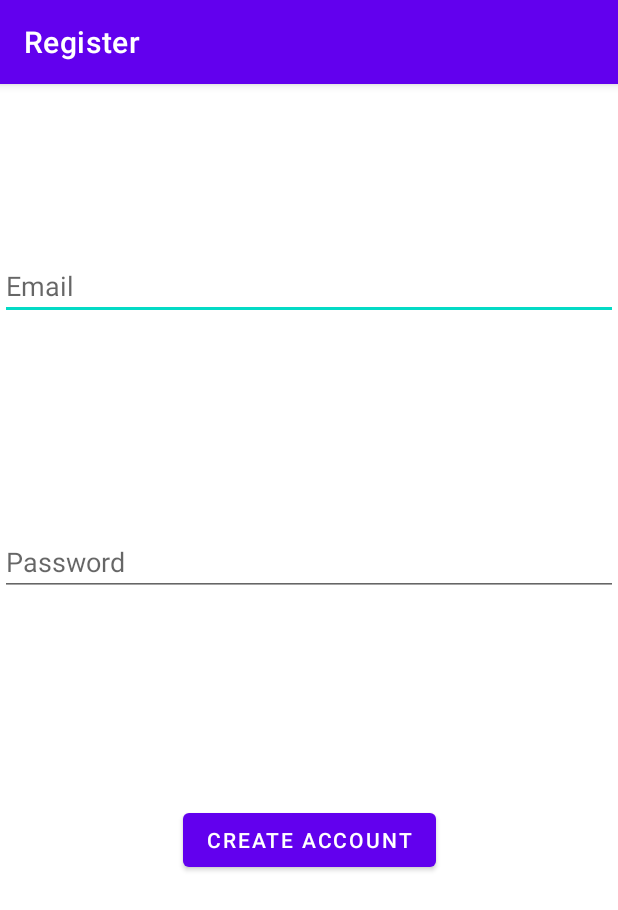
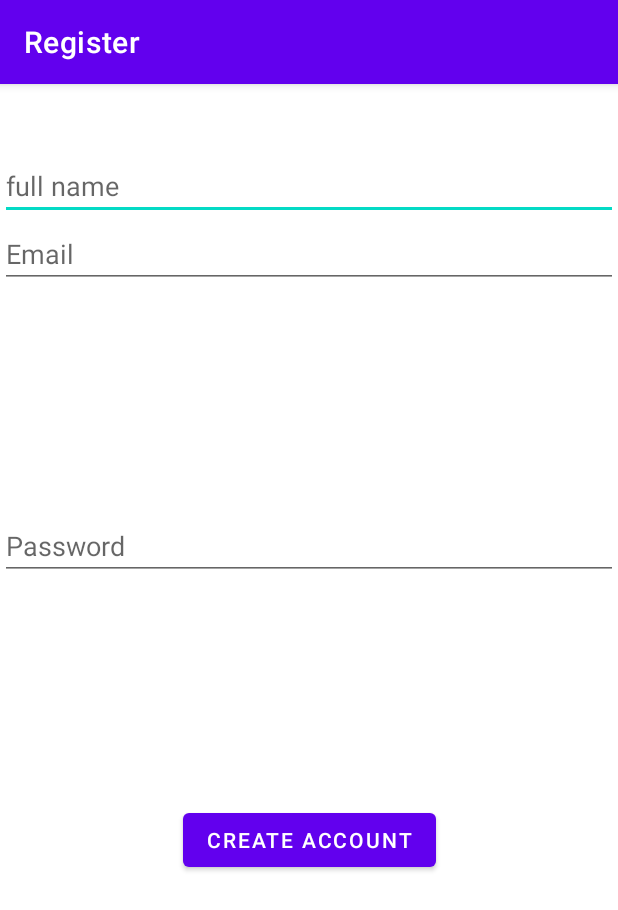
Before and after one commit to Emerald-Z/IDEA, an Android app: the RegisterActivity screen opened directly, with no data from a screen before it, after a tap on "CREATE ACCOUNT", on a phone screen of 412 x 824 dp. Shown: the top 910 px of the screen. Run offline under Robolectric (Android 15) with nearby library versions, the phone set to English and light mode, and no system bars.

Commit message:
add stuff

```diff
--- a/app/src/main/java/com/example/idea/DBManager.java
+++ b/app/src/main/java/com/example/idea/DBManager.java
@@ -26,8 +26,9 @@ public class DBManager {
         dbHelper.close();
     }
 
-    public void insert(String email, String password){
+    public void insert(String full_name, String email, String password){
         ContentValues contentValue = new ContentValues();
+        contentValue.put(DatabaseHelper.FULL_NAME, full_name);
         contentValue.put(DatabaseHelper.EMAIL, email);
         contentValue.put(DatabaseHelper.PASSWORD, password);
         database.insert(DatabaseHelper.TABLE_NAME, null, contentValue);
@@ -44,8 +45,9 @@ public class DBManager {
     }
 
     */
-    public int update(long _id, String email, String password){
+    public int update(long _id, String full_name, String email, String password){
         ContentValues contentValues = new ContentValues();
+        contentValues.put(DatabaseHelper.FULL_NAME, full_name);
         contentValues.put(DatabaseHelper.EMAIL, email);
         contentValues.put(DatabaseHelper.PASSWORD, password);
         int i = database.update(DatabaseHelper.TABLE_NAME, contentValues, DatabaseHelper._ID + " = " + _id, null);
--- a/app/src/main/java/com/example/idea/DatabaseHelper.java
+++ b/app/src/main/java/com/example/idea/DatabaseHelper.java
@@ -10,6 +10,7 @@ public class DatabaseHelper extends SQLiteOpenHelper {
     public static final String TABLE_NAME = "USERS";
     //Table Columns
     public static final String _ID = "_id";
+    public static final String FULL_NAME = "full_name";
     public static final String EMAIL = "email";
     public static final String PASSWORD = "password";
     //Database Information
@@ -18,7 +19,7 @@ public class DatabaseHelper extends SQLiteOpenHelper {
 
     //Creating table query
     private static final String CREATE_TABLE = "create table " + TABLE_NAME + "(" + _ID
-            + " INTEGER PRIMARY KEY AUTOINCREMENT, " + EMAIL + " TEXT NOT NULL, " + PASSWORD + " TEXT);";
+            + " INTEGER PRIMARY KEY AUTOINCREMENT, " + FULL_NAME + " TEXT, " + EMAIL + " TEXT NOT NULL, " + PASSWORD + " TEXT);";
 
     public DatabaseHelper(Context context) {
         super(context, DB_NAME, null, DB_VERSION);
--- a/app/src/main/java/com/example/idea/ui/login/RegisterActivity.java
+++ b/app/src/main/java/com/example/idea/ui/login/RegisterActivity.java
@@ -17,6 +17,7 @@ public class RegisterActivity extends AppCompatActivity implements View.OnClickL
         private EditText emailText;
         private Button addBtn;
         private EditText passwdText;
+        private EditText fullNameText;
 
         private DBManager dbManager;
 
@@ -29,6 +30,7 @@ public class RegisterActivity extends AppCompatActivity implements View.OnClickL
 
         emailText = (EditText) findViewById(R.id.register_email);
         passwdText = (EditText) findViewById(R.id.register_password);
+        fullNameText = (EditText) findViewById(R.id.register_full_name);
 
         addBtn = (Button) findViewById(R.id.create_account);
 
@@ -45,7 +47,8 @@ public class RegisterActivity extends AppCompatActivity implements View.OnClickL
             case R.id.create_account:
                 final String email = emailText.getText().toString();
                 final String passwd = passwdText.getText().toString();
-                dbManager.insert(email, passwd);
+                final String full_name = fullNameText.getText().toString();
+                dbManager.insert(full_name, email, passwd);
                 Toast.makeText(getBaseContext(), "Your account has been created. Welcome" , Toast.LENGTH_SHORT ).show();
 
 
--- a/app/src/main/res/layout/activity_register.xml
+++ b/app/src/main/res/layout/activity_register.xml
@@ -7,16 +7,28 @@
     tools:context=".ui.login.RegisterActivity">
 
     <EditText
+        android:id="@+id/register_full_name"
+        android:layout_width="match_parent"
+        android:layout_height="wrap_content"
+        android:layout_marginBottom="344dp"
+        android:ems="10"
+        android:hint="full name"
+        app:layout_constraintBottom_toTopOf="@+id/create_account"
+        app:layout_constraintEnd_toEndOf="parent"
+        app:layout_constraintHorizontal_bias="0.0"
+        app:layout_constraintStart_toStartOf="parent"
+        app:layout_constraintTop_toTopOf="parent"></EditText>
+
+    <EditText
         android:id="@+id/register_email"
         android:layout_width="match_parent"
         android:layout_height="wrap_content"
-        android:layout_marginTop="112dp"
         android:ems="10"
         android:hint="@string/contact_form_email"
         app:layout_constraintEnd_toEndOf="parent"
         app:layout_constraintHorizontal_bias="0.0"
         app:layout_constraintStart_toStartOf="parent"
-        app:layout_constraintTop_toTopOf="parent"></EditText>
+        app:layout_constraintTop_toBottomOf="@+id/register_full_name"></EditText>
 
     <EditText
         android:id="@+id/register_password"
```
